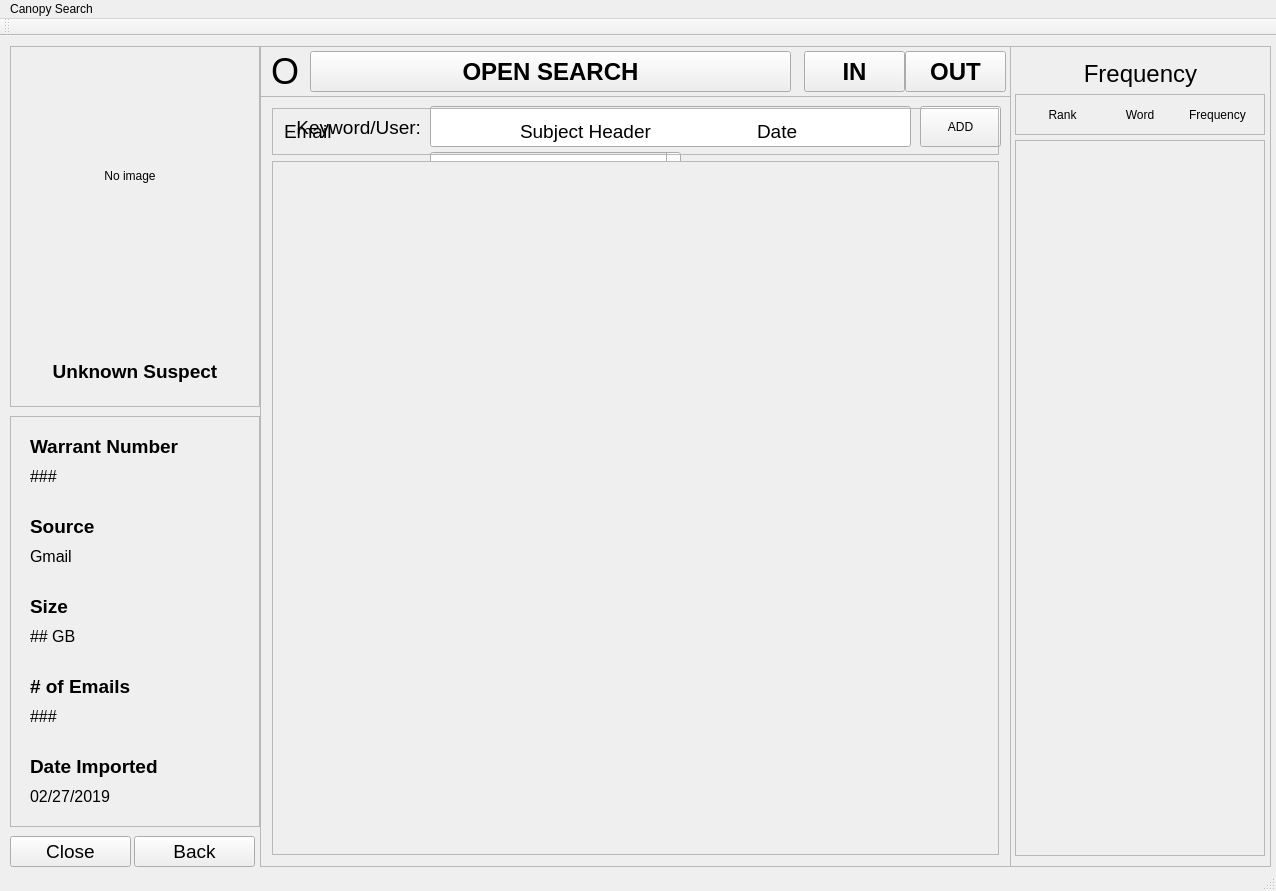
Above: CanopyGUI/SearchWindow.ui from joshrands/Canopy before the change. Below: the same form after it.
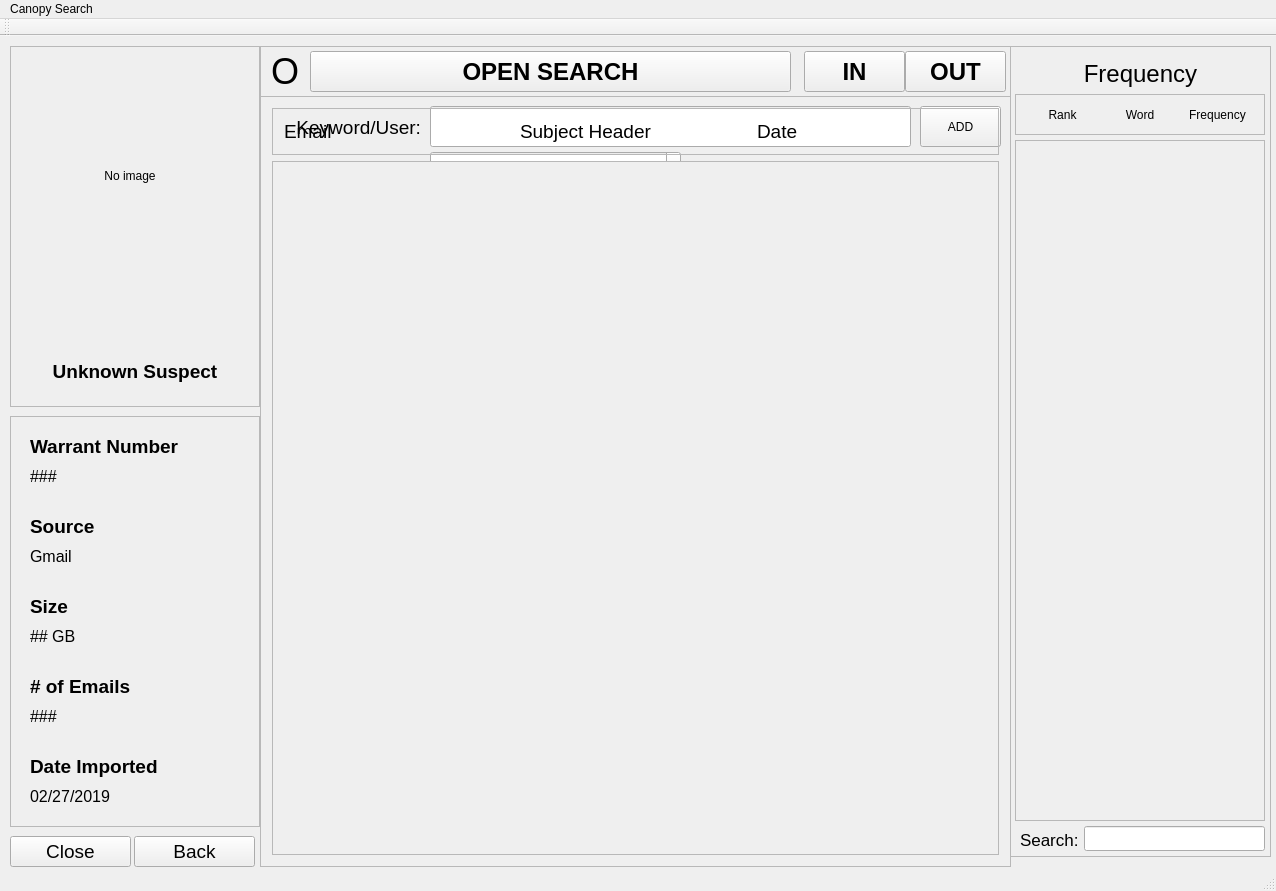
That is the form after the change.

Commit message: Added word frequency filter

Patch:
```diff
--- a/CanopyGUI/SearchWindow.ui
+++ b/CanopyGUI/SearchWindow.ui
@@ -604,7 +604,7 @@
       <string>ADD</string>
      </property>
     </widget>
-    <widget class="QWidget" name="">
+    <widget class="QWidget" name="layoutWidget">
      <property name="geometry">
       <rect>
        <x>10</x>
@@ -687,7 +687,7 @@
       <x>1010</x>
       <y>10</y>
       <width>261</width>
-      <height>821</height>
+      <height>811</height>
      </rect>
     </property>
     <property name="frameShape">
@@ -771,7 +771,7 @@
        <x>5</x>
        <y>94</y>
        <width>250</width>
-       <height>716</height>
+       <height>681</height>
       </rect>
      </property>
      <property name="widgetResizable">
@@ -783,11 +783,39 @@
         <x>0</x>
         <y>0</y>
         <width>248</width>
-        <height>714</height>
+        <height>679</height>
        </rect>
       </property>
      </widget>
     </widget>
+    <widget class="QLabel" name="label_13">
+     <property name="geometry">
+      <rect>
+       <x>10</x>
+       <y>785</y>
+       <width>67</width>
+       <height>17</height>
+      </rect>
+     </property>
+     <property name="font">
+      <font>
+       <pointsize>13</pointsize>
+      </font>
+     </property>
+     <property name="text">
+      <string>Search:</string>
+     </property>
+    </widget>
+    <widget class="QLineEdit" name="wordFreqFilter">
+     <property name="geometry">
+      <rect>
+       <x>74</x>
+       <y>780</y>
+       <width>181</width>
+       <height>25</height>
+      </rect>
+     </property>
+    </widget>
    </widget>
    <widget class="QPushButton" name="closeButton">
     <property name="geometry">
```
The commit also changes 10 other files.
